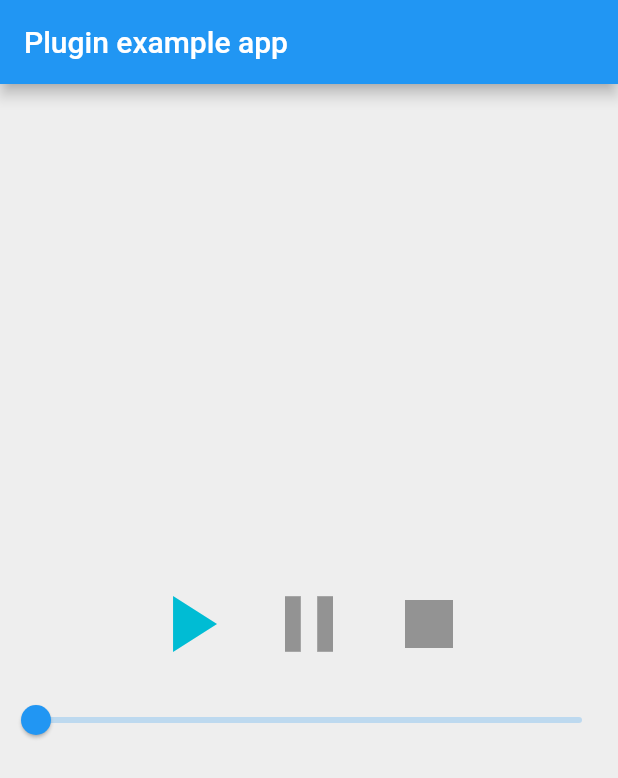
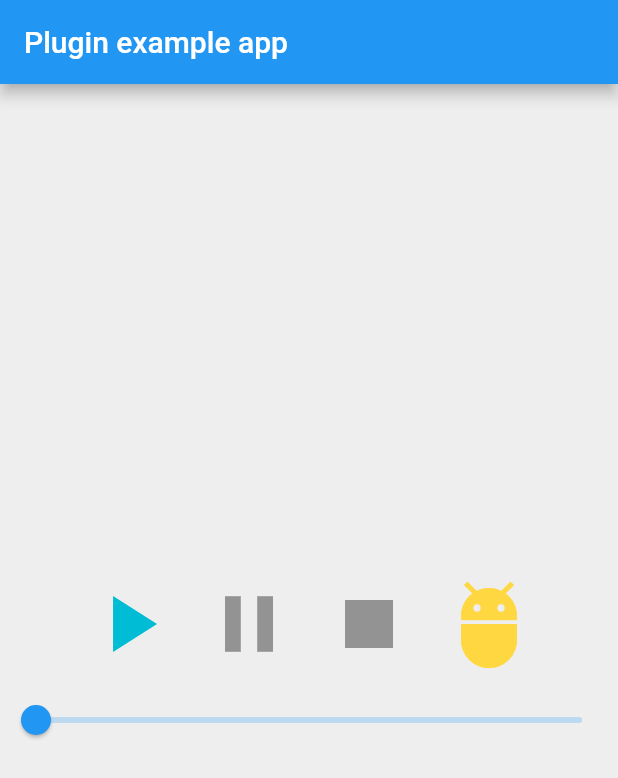
Before and after one commit to IgorBaranov/md_media_controls, a Flutter app: the screen it shows after launch, after a tap on the "play arrow" icon, on a phone screen of 412 x 824 dp. Shown: the top 778 px of the screen. Run offline on Flutter 3.47's test engine with Material 2 defaults, Android fonts, the phone set to English and light mode, and no system bars; network calls fail.

Commit message:
title set dart logic

```diff
--- a/example/lib/main.dart
+++ b/example/lib/main.dart
@@ -1,5 +1,6 @@
 import 'package:flutter/material.dart';
 import 'package:md_media_controls/md_media_controls.dart';
+import 'package:flutter/services.dart' show rootBundle;
 
 void main() => runApp(MyApp());
 
@@ -39,8 +40,11 @@ class MDMediaControlsTest extends StatelessWidget {
 
                 return Row(mainAxisSize: MainAxisSize.min, children: [
                   IconButton(
-                      onPressed: data == ControlsState.PLAYING ? null : () {
-                        mdMediaControls.play(url: kUrl);
+                      onPressed: data == ControlsState.PLAYING ? null : () async {
+                        await mdMediaControls.play(url: kUrl);
+                        await mdMediaControls.setInfo(title: 'Some title', artist: 'some artist',
+                            imageUrl: 'https://pngimage.net/wp-content/uploads/2018/05/example-icon-png-4.png'
+                        );
                       },
                       iconSize: 64.0,
                       icon: Icon(Icons.play_arrow),
@@ -58,7 +62,17 @@ class MDMediaControlsTest extends StatelessWidget {
                       } : null,
                       iconSize: 64.0,
                       icon: Icon(Icons.stop),
-                      color: Colors.cyan),
+                      color: Colors.amberAccent),
+                  IconButton(
+                      onPressed: () async {
+                        await mdMediaControls.setInfo(title: 'Some title', artist: 'some artist',
+                            imageUrl: 'assets/test.png'
+                        );
+                      },
+                      iconSize: 64.0,
+                      icon: Icon(Icons.adb),
+                      color: Colors.amberAccent),
+
                 ]);
               },
             ),
@@ -74,12 +88,17 @@ class MDMediaControlsTest extends StatelessWidget {
                         max > 0.0 ? Center(
                           child: Text('$value/$max')
                         ) : Container(),
-                        Slider(
+                        value >= 0.0 && value <= max ? Slider(
                           onChanged: (double seconds) {
                             mdMediaControls.seek(seconds);
                           },
                           min: 0.0,
                           value: value,
+                          max: max
+                    ) : Slider(
+                          onChanged: null,
+                          min: 0.0,
+                          value: 0.0,
                           max: max
                       )
                   ],
--- a/example/pubspec.yaml
+++ b/example/pubspec.yaml
@@ -25,6 +25,9 @@ dev_dependencies:
 
 # The following section is specific to Flutter.
 flutter:
+
+  assets:
+    - assets/
 
   # The following line ensures that the Material Icons font is
   # included with your application, so that you can use the icons in
--- a/lib/md_media_controls.dart
+++ b/lib/md_media_controls.dart
@@ -1,7 +1,11 @@
 import 'dart:async';
+import 'dart:io';
+import 'dart:convert' show utf8, base64;
 
 import 'package:flutter/services.dart';
 import 'package:meta/meta.dart';
+import 'package:flutter/services.dart' show rootBundle;
+import 'package:path_provider/path_provider.dart';
 
 enum ControlsState {
   STOPPED,
@@ -108,5 +112,52 @@ class MdMediaControls {
   Future<void> seek(double seconds) async =>
       await _CHANNEL.invokeMethod('seek', {'position': seconds});
 
+  Future<void> setInfo({
+    @required String title,
+    @required String artist,
+    @required String imageUrl,
+  }) async {
+    var fileData = '';
+    if (imageUrl != null) {
+      if (_protocols.contains(imageUrl.split('://').first)) {
+        final url = Uri.parse(imageUrl);
+        final httpClient = HttpClient();
+        try {
+          final HttpClientRequest request = await httpClient.getUrl(url);
+          final HttpClientResponse response = await request.close();
+          await fileStreamToBase64(response);
+        } catch (e) {
+          httpClient.close(force: true);
+        }
+      } else {
+        try {
+          final ByteData bytes = await rootBundle.load(imageUrl);
+          final path = await getTemporaryDirectory();
+          final File file = new File('${path.path}/_temp.file');
+          await file.writeAsBytes(bytes.buffer.asUint8List(bytes.offsetInBytes, bytes.lengthInBytes));
+          fileData = await fileStreamToBase64(file.openRead());
+          file.delete();
+        } catch (e) {}
+      }
+    }
+    return await _CHANNEL.invokeMethod('info', {
+      'title': title,
+      'artist': artist,
+      'imageData': fileData
+    });
+  }
+
+  Future<String> fileStreamToBase64(Stream<dynamic> stream) async {
+    var tempData = '';
+    final completer = Completer();
+    stream.transform(base64.encoder)
+        .listen(
+            (contents) => tempData += contents,
+            onDone: () => completer.complete(),
+            onError:() => completer.completeError('transform error')
+    );
+    await completer.future;
+    return tempData;
+  }
 
 }
--- a/pubspec.yaml
+++ b/pubspec.yaml
@@ -10,6 +10,8 @@ environment:
 dependencies:
   flutter:
     sdk: flutter
+
+  path_provider: ^0.5.0+1
 
 # For information on the generic Dart part of this file, see the
 # following page: https://www.dartlang.org/tools/pub/pubspec
```
Also changed, not shown: example/assets/test.png (added), 3 other files. Lines whose indentation alone changed are shown as unchanged.
